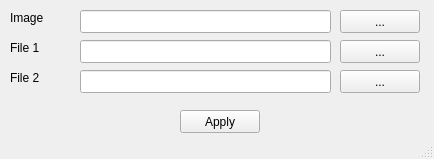
First picture: the form in mainwindow.ui, repository TheRealYoussef/Projection-Mapper-Using-OpenCV, before the edit.
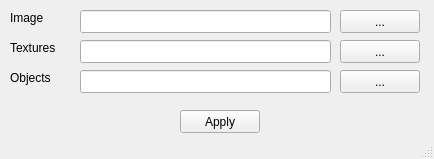
Second picture: the form after the edit.

The edit to the form file:
```diff
--- a/mainwindow.ui
+++ b/mainwindow.ui
@@ -37,7 +37,7 @@
      </rect>
     </property>
     <property name="text">
-     <string>File 1</string>
+     <string>Textures</string>
     </property>
    </widget>
    <widget class="QLabel" name="label_3">
@@ -50,7 +50,7 @@
      </rect>
     </property>
     <property name="text">
-     <string>File 2</string>
+     <string>Objects</string>
     </property>
    </widget>
    <widget class="QPushButton" name="applyButton">
```
Left out of the diff: 8 changed lines with no effect on the pictures.
